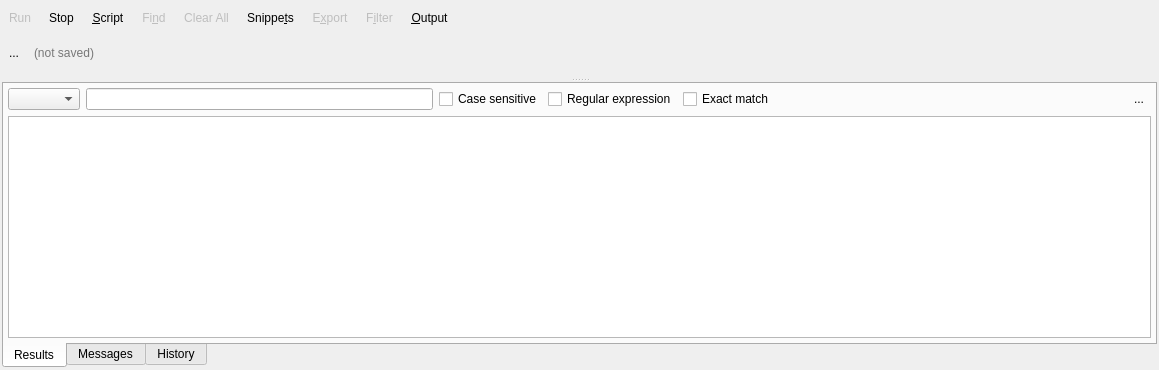
Before: the Qt Designer form libs/libgui/ui/tools/sqlexecutionwidget.ui in pgmodeler/pgmodeler, drawn with Qt 5.
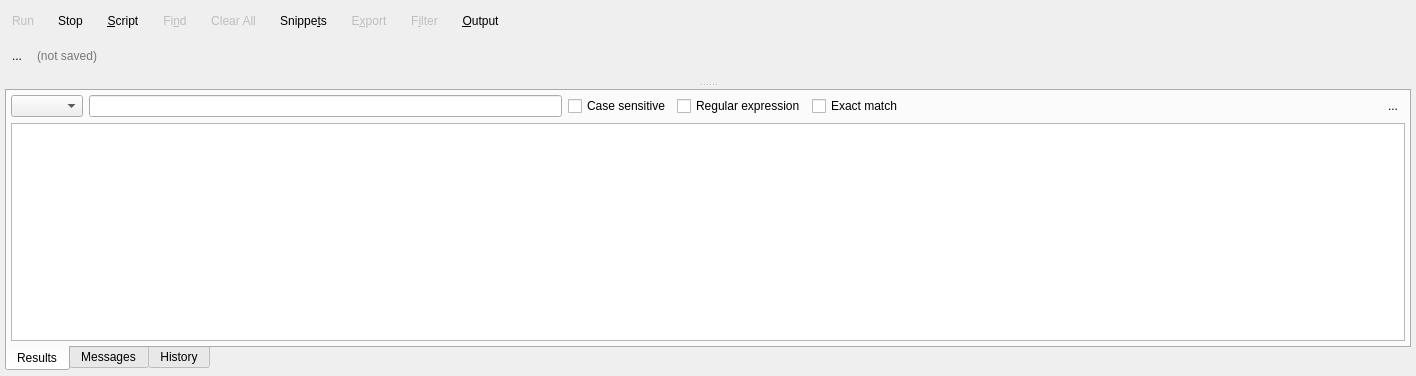
After: the same form once the commit is applied. Icons and pictures are not drawn.

```diff
--- a/libs/libgui/ui/tools/sqlexecutionwidget.ui
+++ b/libs/libgui/ui/tools/sqlexecutionwidget.ui
@@ -6,8 +6,8 @@
    <rect>
     <x>0</x>
     <y>0</y>
-    <width>1159</width>
-    <height>370</height>
+    <width>1416</width>
+    <height>376</height>
    </rect>
   </property>
   <property name="baseSize">
@@ -21,16 +21,16 @@
   </property>
   <layout class="QGridLayout" name="gridLayout">
    <property name="leftMargin">
-    <number>2</number>
+    <number>5</number>
    </property>
    <property name="topMargin">
-    <number>2</number>
+    <number>5</number>
    </property>
    <property name="rightMargin">
-    <number>2</number>
+    <number>5</number>
    </property>
    <property name="bottomMargin">
-    <number>2</number>
+    <number>5</number>
    </property>
    <item row="1" column="0">
     <widget class="QWidget" name="filename_wgt" native="true">
@@ -116,7 +116,7 @@
    <item row="0" column="0">
     <layout class="QHBoxLayout" name="horizontalLayout">
      <property name="spacing">
-      <number>4</number>
+      <number>10</number>
      </property>
      <item>
       <widget class="QToolButton" name="run_sql_tb">
@@ -582,6 +582,9 @@
      <property name="orientation">
       <enum>Qt::Vertical</enum>
      </property>
+     <property name="handleWidth">
+      <number>8</number>
+     </property>
      <property name="childrenCollapsible">
       <bool>false</bool>
      </property>
```
Left out of the diff: 1 changed line with no effect on the pictures.
